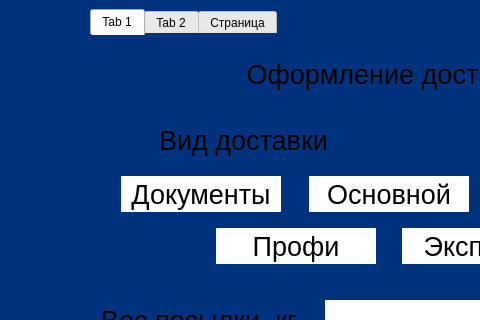
The window that mainwindow.ui (elllymAn/bysto_prosto) describes before a commit, drawn with Qt 5; both pictures show x 0 to 480 and y 0 to 320 of the 700 by 777 pixel window.
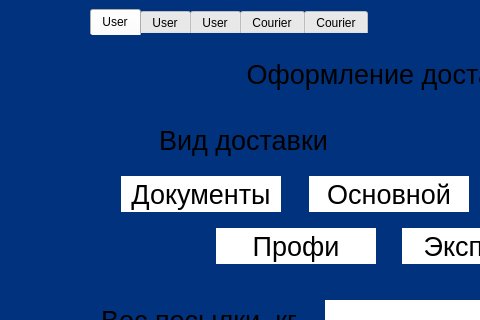
The same window after the commit. The open tabs and pages were chosen to show the change.

What changed in the file:
```diff
--- a/mainwindow.ui
+++ b/mainwindow.ui
@@ -212,7 +212,7 @@
 }</string>
        </property>
        <attribute name="title">
-        <string>Tab 1</string>
+        <string>User</string>
        </attribute>
        <layout class="QGridLayout" name="gridLayout_4">
         <item row="10" column="0" colspan="2">
@@ -904,7 +904,7 @@
 }</string>
        </property>
        <attribute name="title">
-        <string>Tab 2</string>
+        <string>User</string>
        </attribute>
        <layout class="QGridLayout" name="gridLayout">
         <item row="0" column="4">
@@ -990,7 +990,7 @@
 }</string>
        </property>
        <attribute name="title">
-        <string>Страница</string>
+        <string>User</string>
        </attribute>
        <layout class="QGridLayout" name="gridLayout_9">
         <item row="2" column="1">
@@ -1059,6 +1059,16 @@
         </item>
        </layout>
       </widget>
+      <widget class="QWidget" name="tab_4">
+       <attribute name="title">
+        <string>Courier</string>
+       </attribute>
+      </widget>
+      <widget class="QWidget" name="tab_5">
+       <attribute name="title">
+        <string>Courier</string>
+       </attribute>
+      </widget>
      </widget>
     </item>
    </layout>
```
Left out of the diff: 2 changed lines with no effect on the pictures.
